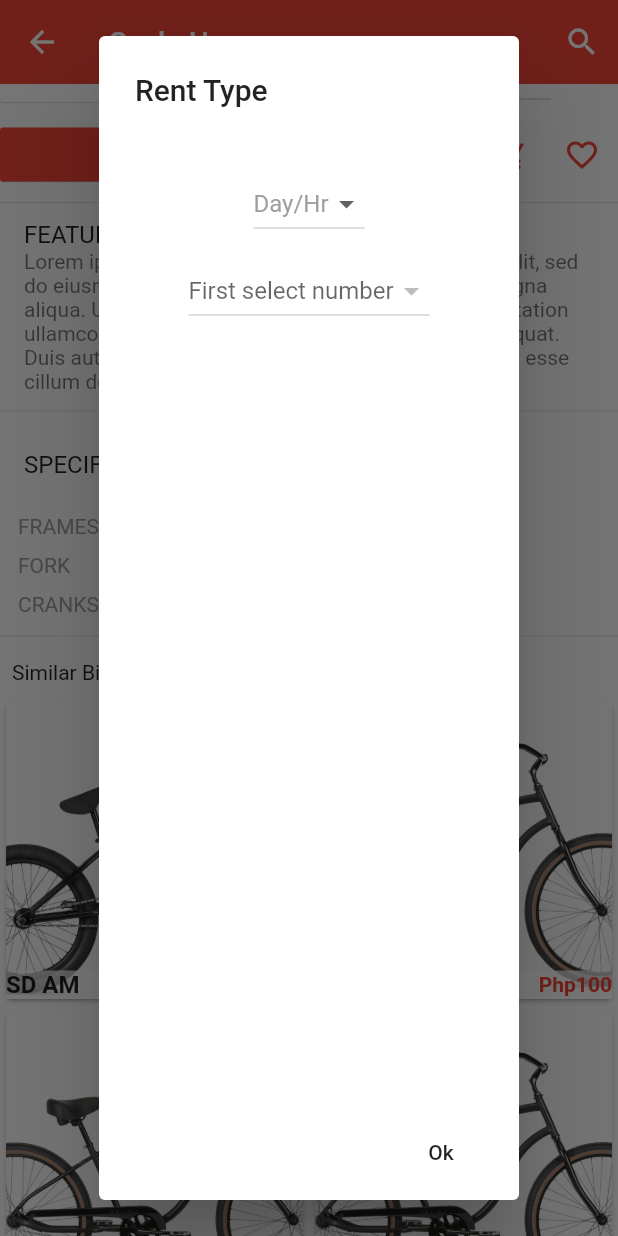
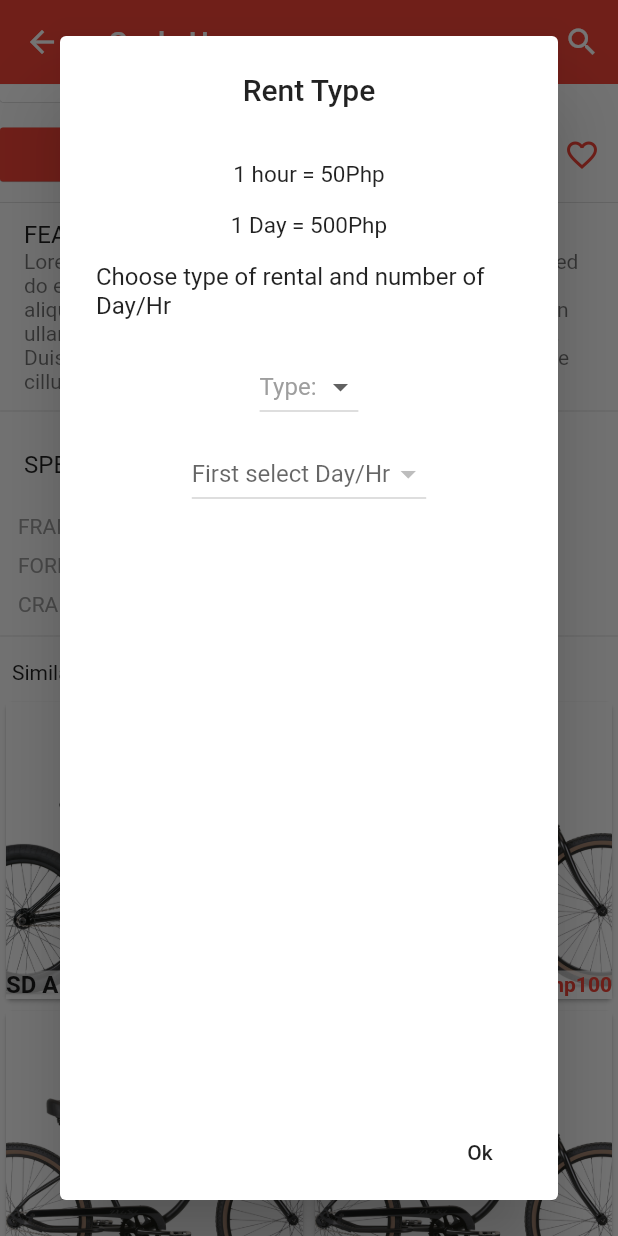
Before and after one commit to Bobby-Migs/CycleUp, a Flutter app: the ProductDetails screen opened directly with empty values, scrolled down 335 dp, after a tap on "Day/Hr", on a phone screen of 412 x 824 dp. Run offline on Flutter 3.47's test engine with Material 2 defaults, Android fonts, the phone set to English and light mode, and no system bars; our stand-ins replace carousel_pro, firebase_auth, firebase_core, font_awesome_flutter, google_sign_in; accounts and stored records are empty.

Commit message:
6th commit

```diff
--- a/lib/pages/product_details.dart
+++ b/lib/pages/product_details.dart
@@ -14,7 +14,8 @@ class ProductDetails extends StatefulWidget {
   final prod_detail_frameset;
 
 
-  ProductDetails({this.prod_detail_name,
+  ProductDetails({
+    this.prod_detail_name,
     this.prod_detail_new_price,
     this.prod_detail_old_price,
     this.prod_detail_picture,
@@ -30,6 +31,7 @@ class _ProductDetailsState extends State<ProductDetails> {
 
   String dropdownValueTwo = '';
   String dropdownValue = '';
+  String textValue='';
   bool disabledropdown = true;
   List<DropdownMenuItem<String>> menuitems = List();
 
@@ -39,6 +41,8 @@ class _ProductDetailsState extends State<ProductDetails> {
     "3": "3",
     "4": "4",
     "5": "5",
+    "6": "6",
+    "7": "7",
   };
   final Hour = {
     "1": "1",
@@ -46,6 +50,12 @@ class _ProductDetailsState extends State<ProductDetails> {
     "3": "3",
     "4": "4",
     "5": "5",
+    "6": "6",
+    "7": "7",
+    "8": "8",
+    "9": "9",
+    "10": "10",
+    "11": "11",
   };
 
   void populateday(){
@@ -191,14 +201,23 @@ class _ProductDetailsState extends State<ProductDetails> {
                       return StatefulBuilder(
                       builder: (context, setState) {
                         return AlertDialog(
-                          title: new Text("Rent Type"),
-                          content: Padding(padding: const EdgeInsets.all(16.0),
-                            //child: TextField(
-                            // controller: myController,
-                            // keyboardType: TextInputType.number,
-                            // inputFormatters: <TextInputFormatter>[
-                            //   FilteringTextInputFormatter.digitsOnly
-                            // ],
+                          title: Column(
+                            children: [
+                              new Text("Rent Type"),
+                              Divider(indent: 5.0,color: Colors.white),
+                            ],
+                          ),
+
+                          content: Column(
+                            children: [
+                              new Text("1 hour = 50Php", style: TextStyle(height: 0, fontSize: 15),),
+                              Divider(indent: 1.0,color: Colors.white),
+                              new Text("1 Day = 500Php", style: TextStyle(height: 0, fontSize: 15),),
+                              Divider(indent: 6.0,color: Colors.white),
+                              Text("Choose type of rental and number of Day/Hr"),
+
+                              Padding(padding: const EdgeInsets.all(16.0),
+
                                 child: Column(
                                   children: <Widget>[
                                     Padding(
@@ -222,15 +241,18 @@ class _ProductDetailsState extends State<ProductDetails> {
                                         onChanged: (_value) => {valuechanged(_value),
                                         setState(() {
                                         dropdownValue = _value;
+                                        textValue = _value;
                                         }),
                                         },
-                                    hint: Text("Day/Hr",
+                                        hint: Text("Type: $textValue",
                                             style: TextStyle(color: Colors.grey)),
                                       ),
                                     ),
+
                                     Padding(
                                       padding: EdgeInsets.all(5.0),
                                       child: DropdownButton<String>(
+
                                         items: menuitems,
                                         onChanged: disabledropdown ? null : (
                                             _value) => {secondvaluechanged(_value),
@@ -238,10 +260,10 @@ class _ProductDetailsState extends State<ProductDetails> {
                                         dropdownValue = _value;
                                         }),
                                         },
-                                    hint: Text("Select day/hr",
+                                        hint: Text("Select a number",
                                             style: TextStyle(color: Colors.grey)),
                                         disabledHint: Text(
-                                      "First select number",
+                                          "First select Day/Hr",
                                         ),
                                       ),
 
@@ -251,6 +273,8 @@ class _ProductDetailsState extends State<ProductDetails> {
                                   ],
                                 ),
 
+                              ),
+                            ],
                           ),
                           //),
 
@@ -315,13 +339,16 @@ class _ProductDetailsState extends State<ProductDetails> {
                             ),
                           ),
                         ],
+
                         onChanged: (_value) => {
                           print(_value.toString()),
                           setState((){
                             dropdownValueTwo = _value;
                           }),
                         },
-                        hint: Text("Qty", style: TextStyle(color: Colors.grey)),
+
+                        hint: Text("Qty: $dropdownValueTwo"),
+                        disabledHint: Text("Qtysdgfsdgf"),
                       ),
                     ),
                     // Text("$dropdownValue"),
```
Also changed, not shown: lib/components/products.dart (+46 -4 lines), lib/pages/home.dart (+42 -33 lines). Lines whose indentation alone changed are shown as unchanged.
